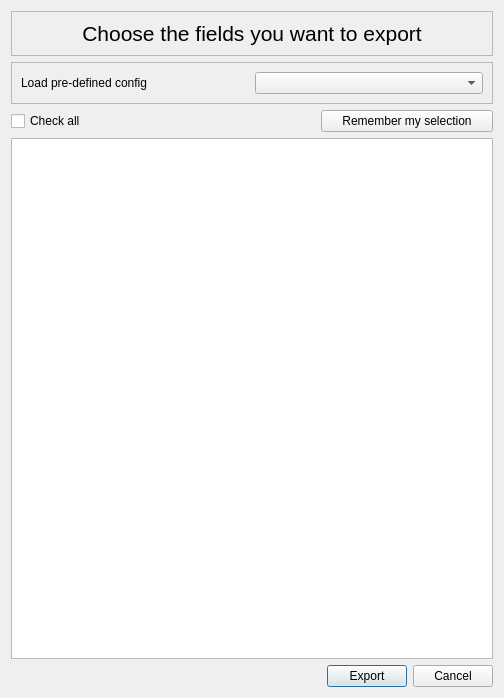
This is export_option_dialog.ui in WilsonImmunologyLab/VGenes as Qt 5 draws it before an edit. The edited form follows.
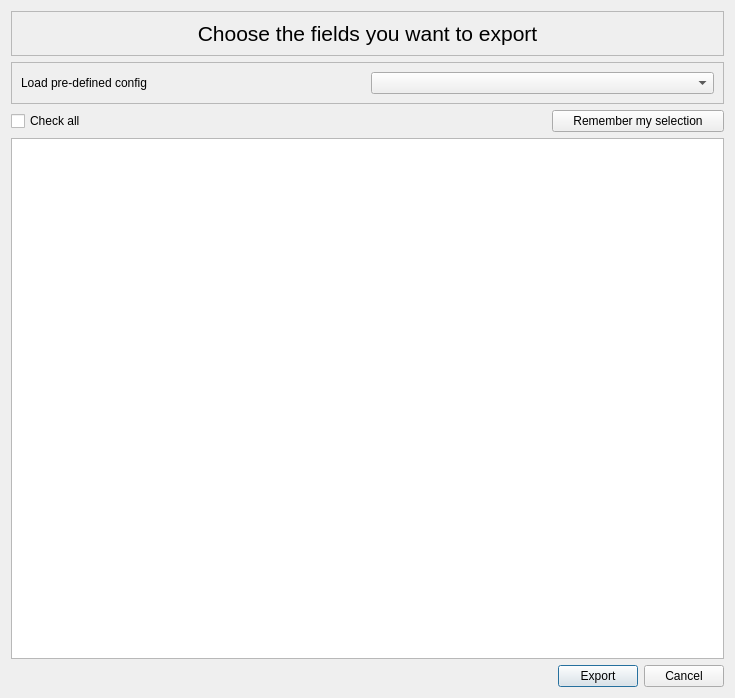
This is the edited form.

Patch:
```diff
--- a/export_option_dialog.ui
+++ b/export_option_dialog.ui
@@ -6,7 +6,7 @@
    <rect>
     <x>0</x>
     <y>0</y>
-    <width>504</width>
+    <width>735</width>
     <height>698</height>
    </rect>
   </property>
```
